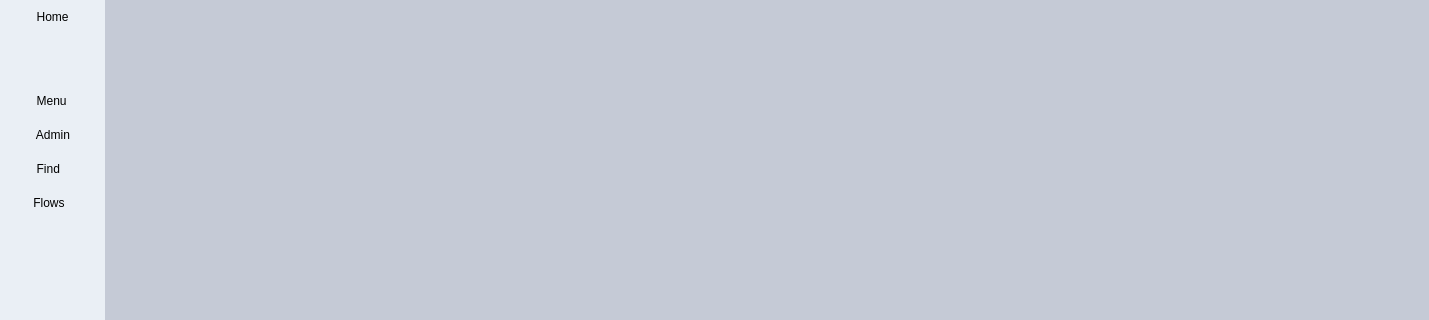
h471x/Gestion_Info_SQLite, file forms/mainwindow.ui: the form before one commit; both pictures show x 0 to 1429 and y 0 to 320 of the 1429 by 731 pixel window.
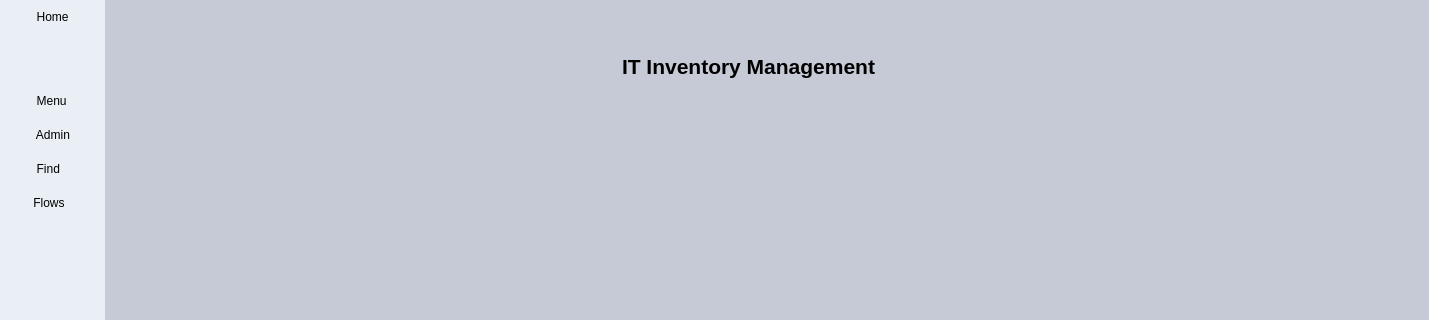
The form after the commit. Icons and pictures are not drawn.

Commit message: Home Header Title Added

Patch:
```diff
--- a/forms/mainwindow.ui
+++ b/forms/mainwindow.ui
@@ -65,7 +65,12 @@
 
 #Content QTreeView::item{background-color: #c5cad6;}
 #Content QTreeView::item:Alternate{background-color: #a2a6ae;}
-#Content QTreeView::item:Hover{background-color: #d4d8e2;}</string>
+#Content QTreeView::item:Hover{background-color: #d4d8e2;}
+
+#title{
+	font-size: 16pt;
+	font-weight: bold;
+}</string>
   </property>
   <property name="iconSize">
    <size>
@@ -449,7 +454,27 @@
                    </property>
                    <property name="sizeHint" stdset="0">
                     <size>
-                     <width>1060</width>
+                     <width>310</width>
+                     <height>20</height>
+                    </size>
+                   </property>
+                  </spacer>
+                 </item>
+                 <item>
+                  <widget class="QLabel" name="title">
+                   <property name="text">
+                    <string>IT Inventory Management</string>
+                   </property>
+                  </widget>
+                 </item>
+                 <item>
+                  <spacer name="horizontalSpacer_2">
+                   <property name="orientation">
+                    <enum>Qt::Horizontal</enum>
+                   </property>
+                   <property name="sizeHint" stdset="0">
+                    <size>
+                     <width>309</width>
                      <height>20</height>
                     </size>
                    </property>
```
Left out of the diff: 3 changed lines with no effect on the pictures.
